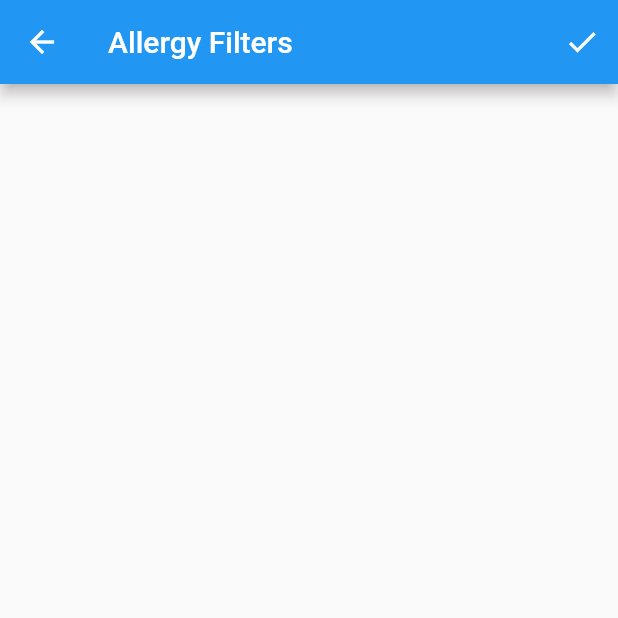
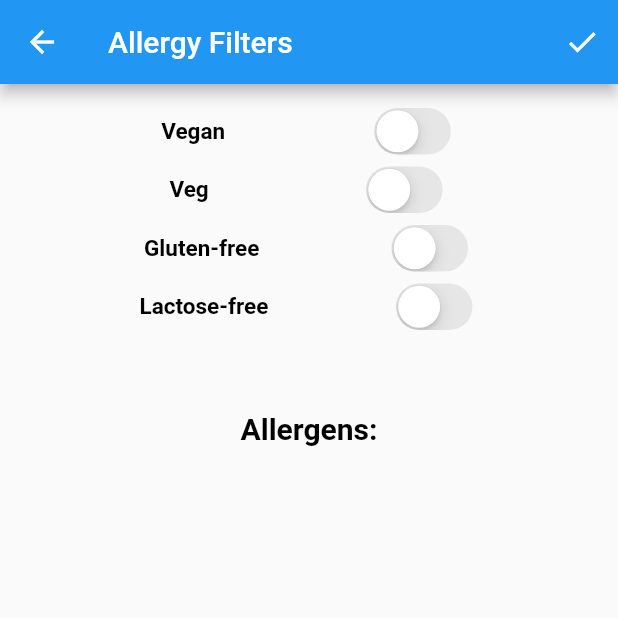
Before and after one commit to alphadead/makeathonPlatePal, a Flutter app: the AllergyFiltersScreen screen opened directly, on a phone screen of 412 x 824 dp, the top half of it. Run offline on Flutter 3.47's test engine with Material 2 defaults, Android fonts, the light colour scheme and no system bars; our stand-ins replace cloud_firestore, firebase_auth, firebase_core; accounts and stored records are empty.

Commit message:
last commit

```diff
--- a/lib/allergyFilter.dart
+++ b/lib/allergyFilter.dart
@@ -1,6 +1,8 @@
 import 'package:cloud_firestore/cloud_firestore.dart';
 import 'package:firebase_auth/firebase_auth.dart';
+import 'package:flutter/cupertino.dart';
 import 'package:flutter/material.dart';
+import 'package:makeathon/recipeSearch.dart';
 
 class AllergyFiltersScreen extends StatefulWidget {
   final List<String> selectedAllergens;
@@ -18,6 +20,10 @@ class AllergyFiltersScreen extends StatefulWidget {
 class _AllergyFiltersScreenState extends State<AllergyFiltersScreen> {
   String id = FirebaseAuth.instance.currentUser!.uid;
   List<String> listofallergen = [];
+  bool isGluten = false;
+  bool isLac = false;
+  bool isVeg = false;
+  bool isVegan = false;
 
   @override
   void initState() {
@@ -34,6 +40,10 @@ class _AllergyFiltersScreenState extends State<AllergyFiltersScreen> {
       for (var val in value['allergens']) {
         listofallergen.add(val);
       }
+      isGluten = value['gluten-free'];
+      isLac = value['lactose-free'];
+      isVeg = value['vegetarian'];
+      isVegan = value['vegan'];
     });
     setState(() {});
   }
@@ -48,7 +58,17 @@ class _AllergyFiltersScreenState extends State<AllergyFiltersScreen> {
             icon: const Icon(Icons.done),
             onPressed: () {
               //widget.onSelectionChanged(widget.selectedAllergens);
-              Navigator.pop(context);
+              Navigator.push(
+                context,
+                MaterialPageRoute(
+                  builder: (context) => RecipeSearchScreen(
+                    isGluten: isGluten,
+                    isVeg: isVeg,
+                    isLac: isLac,
+                    isVegan: isVegan,
+                  ),
+                ),
+              );
             },
           ),
         ],
@@ -56,9 +76,112 @@ class _AllergyFiltersScreenState extends State<AllergyFiltersScreen> {
       body: SingleChildScrollView(
         child: Padding(
           padding: const EdgeInsets.all(12.0),
-          child: SizedBox(
-              height: 800,
-              child: ListView.builder(
+          child: Column(
+            children: [
+              SizedBox(
+                child: Row(
+                  mainAxisAlignment: MainAxisAlignment.spaceEvenly,
+                  children: [
+                    const Text(
+                      'Vegan',
+                      style: TextStyle(
+                          fontWeight: FontWeight.bold,
+                          color: Colors.black,
+                          fontSize: 15),
+                    ),
+                    CupertinoSwitch(
+                      value: isVegan,
+                      onChanged: (val) {
+                        setState(() {
+                          isVegan = !isVegan;
+                        });
+                      },
+                    ),
+                  ],
+                ),
+              ),
+              SizedBox(
+                child: Row(
+                  mainAxisAlignment: MainAxisAlignment.spaceEvenly,
+                  children: [
+                    const Text(
+                      'Veg',
+                      style: TextStyle(
+                          fontWeight: FontWeight.bold,
+                          color: Colors.black,
+                          fontSize: 15),
+                    ),
+                    CupertinoSwitch(
+                      value: isVeg,
+                      onChanged: (val) {
+                        setState(() {
+                          isVeg = !isVeg;
+                        });
+                      },
+                    ),
+                  ],
+                ),
+              ),
+              SizedBox(
+                child: Row(
+                  mainAxisAlignment: MainAxisAlignment.spaceEvenly,
+                  children: [
+                    const Text(
+                      'Gluten-free',
+                      style: TextStyle(
+                          fontWeight: FontWeight.bold,
+                          color: Colors.black,
+                          fontSize: 15),
+                    ),
+                    CupertinoSwitch(
+                      value: isGluten,
+                      onChanged: (val) {
+                        setState(() {
+                          isGluten = !isGluten;
+                        });
+                      },
+                    ),
+                  ],
+                ),
+              ),
+              SizedBox(
+                child: Row(
+                  mainAxisAlignment: MainAxisAlignment.spaceEvenly,
+                  children: [
+                    const Text(
+                      'Lactose-free',
+                      style: TextStyle(
+                          fontWeight: FontWeight.bold,
+                          color: Colors.black,
+                          fontSize: 15),
+                    ),
+                    CupertinoSwitch(
+                      value: isLac,
+                      onChanged: (val) {
+                        setState(() {
+                          isLac = !isLac;
+                        });
+                      },
+                    ),
+                  ],
+                ),
+              ),
+              const SizedBox(
+                height: 50,
+              ),
+              const Text(
+                "Allergens:",
+                style: TextStyle(
+                    fontWeight: FontWeight.bold,
+                    color: Colors.black,
+                    fontSize: 20),
+              ),
+              const SizedBox(
+                height: 20,
+              ),
+              SizedBox(
+                height: 500,
+                child: ListView.builder(
                   itemCount: listofallergen.length,
                   itemBuilder: (context, index) {
                     return Column(
@@ -97,7 +220,11 @@ class _AllergyFiltersScreenState extends State<AllergyFiltersScreen> {
                         ),
                       ],
                     );
-                  })),
+                  },
+                ),
+              ),
+            ],
+          ),
         ),
       ),
     );
--- a/lib/recipeSearch.dart
+++ b/lib/recipeSearch.dart
@@ -5,6 +5,13 @@ import 'package:makeathon/allergyFilter.dart';
 import 'package:makeathon/recepieDetail.dart';
 
 class RecipeSearchScreen extends StatefulWidget {
+  final bool? isGluten;
+  final bool? isVeg;
+  final bool? isLac;
+  final bool? isVegan;
+  const RecipeSearchScreen(
+      {this.isGluten, this.isLac, this.isVeg, this.isVegan});
+
   @override
   _RecipeSearchScreenState createState() => _RecipeSearchScreenState();
 }
@@ -20,6 +27,10 @@ class _RecipeSearchScreenState extends State<RecipeSearchScreen> {
     QuerySnapshot querySnapshot = await recipesRef
         .where('name', isGreaterThanOrEqualTo: query)
         .where('name', isLessThan: '${query}z')
+        // .where('isGluten', isEqualTo: widget.isGluten)
+        // .where('isVeg', isEqualTo: widget.isVeg)
+        // .where('isVegan', isEqualTo: widget.isVegan)
+        // .where('isLac', isEqualTo: widget.isLac)
         .get();
 
     setState(() {
```
